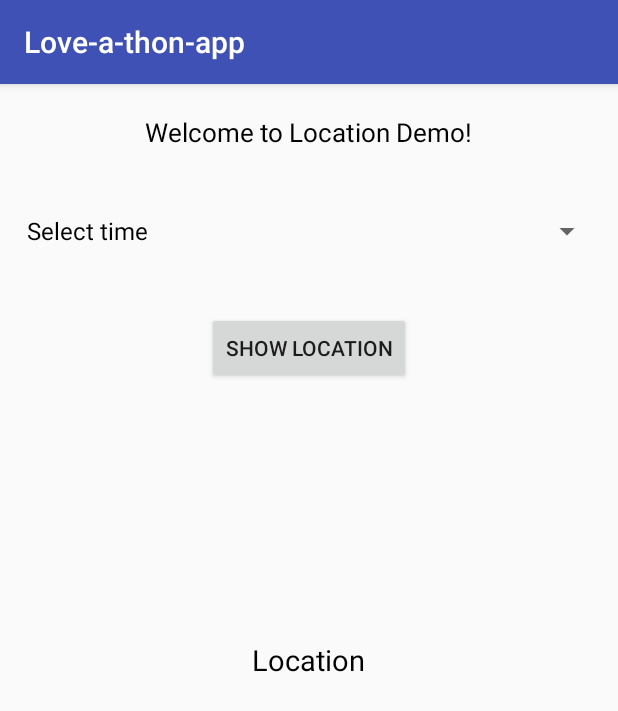
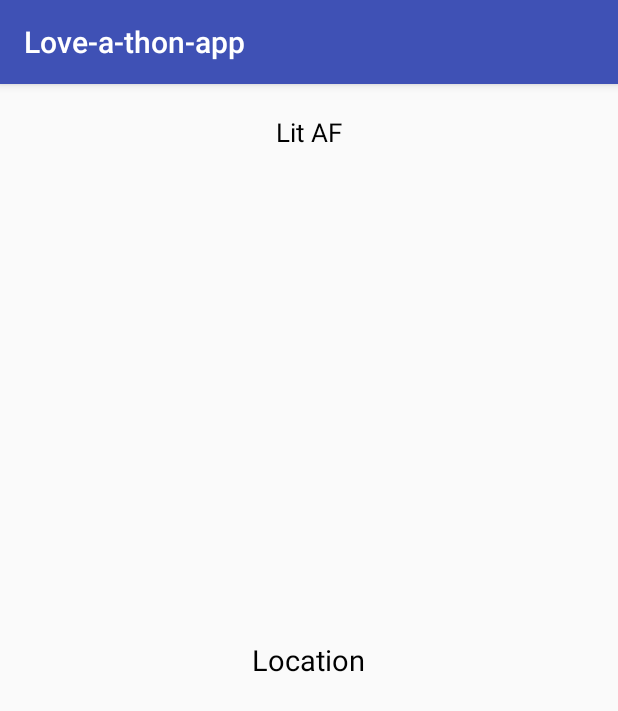
Before and after one commit to thomasnakagawa/System-Hacks-18, an Android app: the screen it shows after launch (MainActivity), on a phone screen of 412 x 824 dp. Shown: the top 711 px of the screen. Run offline under Robolectric (Android 15) with nearby library versions, the phone set to English and light mode, and no system bars; our stand-ins replace Firebase (no records; nobody signed in at launch, a user with empty details on screens opened directly).

Commit message:
Remove unused ui

```diff
--- a/Loveathonapp/app/src/main/java/systems/lightspeed/love_a_thon_app/MainActivity.java
+++ b/Loveathonapp/app/src/main/java/systems/lightspeed/love_a_thon_app/MainActivity.java
@@ -28,9 +28,6 @@ import com.google.firebase.database.ValueEventListener;
 
 public class MainActivity extends AppCompatActivity {
 
-    String timer[]={"Select time","5 sec","10 sec","15 sec","20 sec","30 sec"};
-    String tim;
-    Button mLocationBtn;
     TextView mText;
     GPS_Service gps;
 
@@ -72,81 +69,11 @@ public class MainActivity extends AppCompatActivity {
         setContentView(R.layout.activity_main);
 
         mText = (TextView) findViewById(R.id.location_tv);
-        Spinner mSpinTime= (Spinner) findViewById(R.id.spinner_time);
-        mLocationBtn= (Button) findViewById(R.id.location_btn);
         mDatabaseLocationDetails = FirebaseDatabase.getInstance().getReference().child("Location_Details").child("User 1");
 
-//      permission check
-        if(!runtime_permission())
-            enable_button();
         runtime_permission();
 
         listenForPartner("MyPartner");
-
-        mSpinTime.setOnItemSelectedListener(new AdapterView.OnItemSelectedListener() {
-            @Override
-            public void onItemSelected(AdapterView<?> adapterView, View view, int i, long l) {
-
-                tim= adapterView.getItemAtPosition(i).toString();
-                if(tim.equals("Select time")){
-                    Toast.makeText(MainActivity.this, "Please Select time!", Toast.LENGTH_SHORT).show();
-                }
-                if(tim=="5 sec"){
-                    tim= String.valueOf(tim.charAt(0));
-                    Toast.makeText(MainActivity.this, tim+"", Toast.LENGTH_SHORT).show();
-                }
-                if(tim=="10 sec"){
-                    tim= tim.substring(0,2);
-                    Toast.makeText(MainActivity.this, tim+"", Toast.LENGTH_SHORT).show();
-                }if(tim=="15 sec"){
-                    tim= tim.substring(0,2);
-                    Toast.makeText(MainActivity.this, tim+"", Toast.LENGTH_SHORT).show();
-                }if(tim=="20 sec"){
-                    tim= tim.substring(0,2);
-                    Toast.makeText(MainActivity.this, tim+"", Toast.LENGTH_SHORT).show();
-                }if(tim=="30 sec"){
-                    tim= tim.substring(0,2);
-                    Toast.makeText(MainActivity.this, tim+"", Toast.LENGTH_SHORT).show();
-                }
-
-            }
-
-            @Override
-            public void onNothingSelected(AdapterView<?> adapterView) {
-                tim= String.valueOf(0);
-            }
-        });
-
-        ArrayAdapter arrayAdapterCity = new ArrayAdapter(this,android.R.layout.simple_spinner_dropdown_item,timer);
-        arrayAdapterCity.setDropDownViewResource(android.R.layout.simple_spinner_dropdown_item);
-        mSpinTime.setAdapter(arrayAdapterCity);
-    }
-
-    private void enable_button() {
-
-        mLocationBtn.setOnClickListener(new View.OnClickListener() {
-            @Override
-            public void onClick(View view) {
-
-                gps = new GPS_Service(MainActivity.this,tim);
-                startService(new Intent(MainActivity.this,GPS_Service.class));
-
-                if(gps.canGetLocation()){
-                    double latitude = gps.getLatitude();
-                    double longitude = gps.getLongitude();
-                    mylatitude = latitude;
-                    mylongitude = longitude;
-                    storeInDatabase(latitude,longitude);
-                    mText.setText(latitude+" ::: "+longitude);
-                    Toast.makeText(MainActivity.this, latitude+" ::: "+ longitude, Toast.LENGTH_SHORT).show();
-                }else{
-                    gps.showSettingsAlert();
-                }
-            }
-        });
-
-
-
     }
 
     private double distPercentage(double latitude,  double longitude, double partnerlat, double partnerlong){
@@ -188,11 +115,7 @@ public class MainActivity extends AppCompatActivity {
     public void onRequestPermissionsResult(int requestCode, @NonNull String[] permissions, @NonNull int[] grantResults) {
         super.onRequestPermissionsResult(requestCode, permissions, grantResults);
         if(requestCode==123){
-            if(grantResults[0]==PackageManager.PERMISSION_GRANTED && grantResults[1]==PackageManager.PERMISSION_GRANTED){
-                enable_button();
-            }else{
-                runtime_permission();
-            }
+            runtime_permission();
         }
     }
 }
--- a/Loveathonapp/app/src/main/res/layout/activity_main.xml
+++ b/Loveathonapp/app/src/main/res/layout/activity_main.xml
@@ -10,34 +10,17 @@ tools:context="systems.lightspeed.love_a_thon_app.MainActivity">
 
 
     <TextView
+        android:id="@+id/welcome_tv"
         android:layout_width="wrap_content"
         android:layout_height="wrap_content"
+        android:layout_centerHorizontal="true"
         android:layout_margin="10dp"
         android:padding="10dp"
-    android:layout_centerHorizontal="true"
-    android:textSize="17sp"
-    android:id="@+id/welcome_tv"
+        android:text="Lit AF"
         android:textColor="#000"
-    android:text="Welcome to Location Demo!"/>
+        android:textSize="17sp" />
 
 
-<Spinner
-    android:layout_width="match_parent"
-    android:layout_height="wrap_content"
-    android:layout_below="@+id/welcome_tv"
-    android:id="@+id/spinner_time"
-    android:layout_margin="10dp"
-    ></Spinner>
-
-<Button
-    android:layout_width="wrap_content"
-    android:layout_height="wrap_content"
-    android:layout_below="@+id/spinner_time"
-    android:layout_centerHorizontal="true"
-    android:layout_marginTop="20dp"
-    android:text="Show Location"
-    android:id="@+id/location_btn"
-    android:textAllCaps="true"/>
     <TextView
     android:layout_height="wrap_content"
     android:layout_width="wrap_content"
```
Lines whose indentation alone changed are shown as unchanged.
